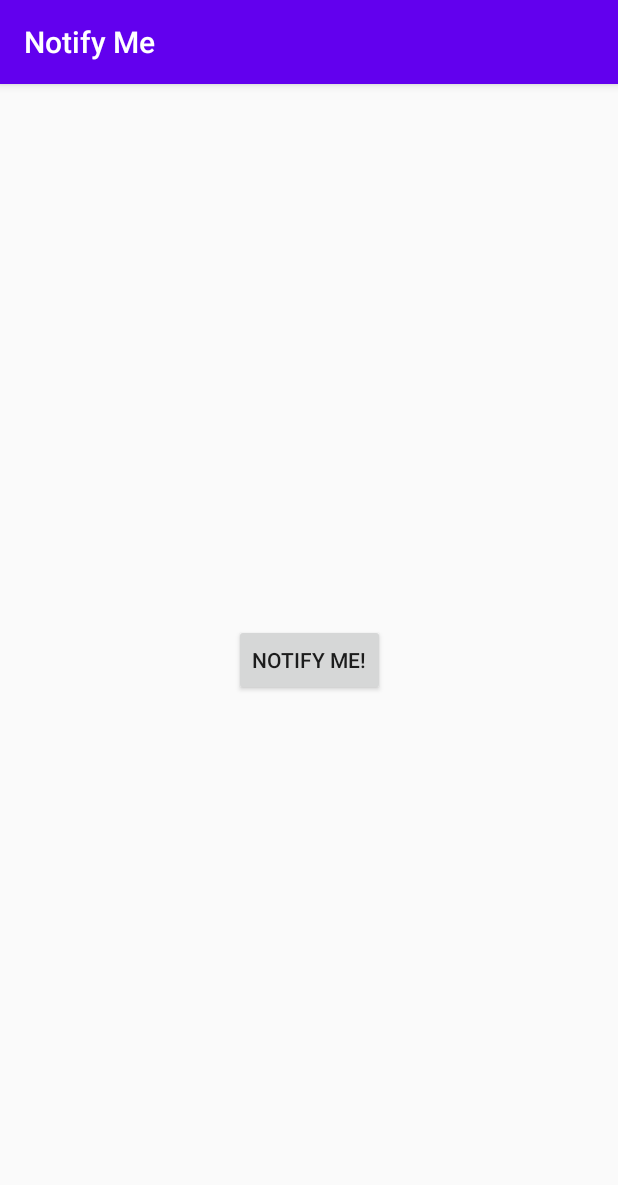
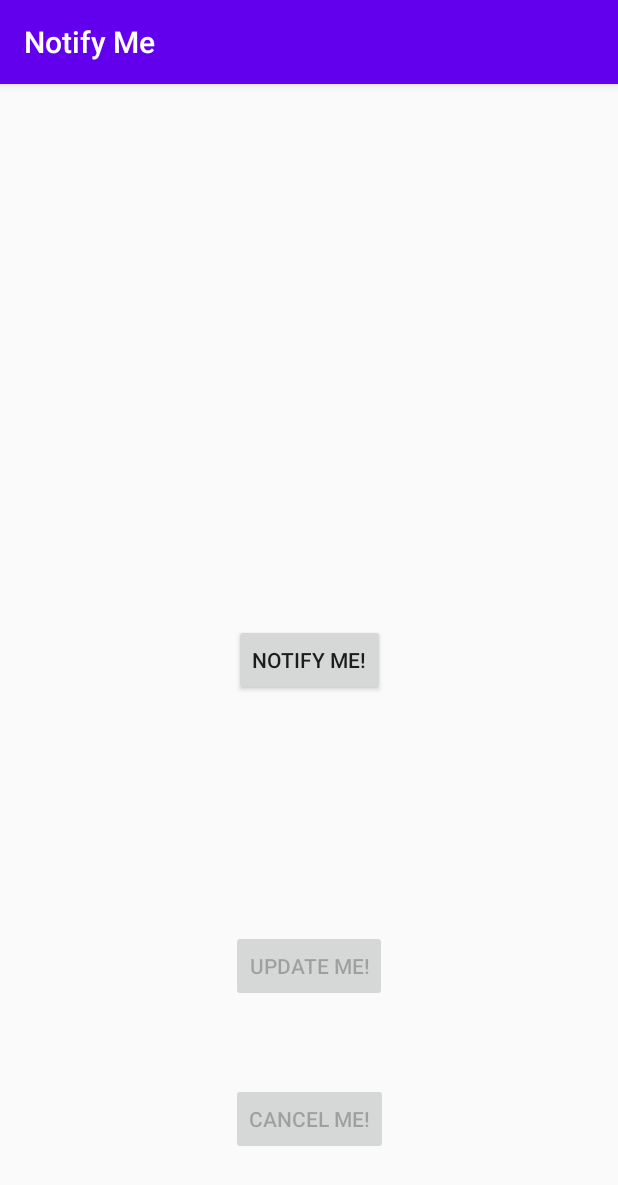
Before and after one commit to amberream/ADFv2, an Android app: the screen it shows after launch (MainActivity), on a phone screen of 412 x 824 dp. Shown: the top 1185 px of the screen. Run offline under Robolectric (Android 15) with nearby library versions, the phone set to English and light mode, and no system bars.

Commit message:
8.1 Notifications Task 2

```diff
--- a/NotifyMe/app/src/main/java/com/amberream/notifyme/MainActivity.java
+++ b/NotifyMe/app/src/main/java/com/amberream/notifyme/MainActivity.java
@@ -8,6 +8,8 @@ import android.app.NotificationChannel;
 import android.app.NotificationManager;
 import android.app.PendingIntent;
 import android.content.Intent;
+import android.graphics.Bitmap;
+import android.graphics.BitmapFactory;
 import android.graphics.Color;
 import android.os.Build;
 import android.os.Bundle;
@@ -22,6 +24,8 @@ public class MainActivity extends AppCompatActivity {
     NotificationManager notificationManager;
 
     Button buttonNotify;
+    Button buttonUpdate;
+    Button buttonCancel;
 
     @Override
     protected void onCreate(Bundle savedInstanceState) {
@@ -29,6 +33,10 @@ public class MainActivity extends AppCompatActivity {
         setContentView(R.layout.activity_main);
 
         buttonNotify = findViewById(R.id.button_notify);
+        buttonUpdate = findViewById(R.id.button_update);
+        buttonCancel = findViewById(R.id.button_cancel);
+        setNotificationButtonState(true, false, false);
+
         notificationManager = (NotificationManager) getSystemService(NOTIFICATION_SERVICE);
         createNotificationChannel();
     }
@@ -70,5 +78,26 @@ public class MainActivity extends AppCompatActivity {
 
     public void sendNotification(View view) {
         notificationManager.notify(NOTIFICATION_ID, getNotificationBuilder().build());
+        setNotificationButtonState(false, true, true);
+    }
+
+    public void updateNotification(View view) {
+        NotificationCompat.Builder builder = getNotificationBuilder();
+        Bitmap bitmap = BitmapFactory.decodeResource(getResources(), R.drawable.mascot_1);
+        builder.setStyle(new NotificationCompat.BigPictureStyle().bigPicture(bitmap).setBigContentTitle(getString(R.string.notification_updated)));
+        notificationManager.notify(NOTIFICATION_ID, builder.build());
+        setNotificationButtonState(false, false, true);
+    }
+
+    public void cancelNotification(View view) {
+        notificationManager.cancel(NOTIFICATION_ID);
+        setNotificationButtonState(true, false, false);
+    }
+
+    private void setNotificationButtonState(boolean notify, boolean update, boolean cancel)
+    {
+        buttonNotify.setEnabled(notify);
+        buttonUpdate.setEnabled(update);
+        buttonCancel.setEnabled(cancel);
     }
 }
--- a/NotifyMe/app/src/main/res/layout/activity_main.xml
+++ b/NotifyMe/app/src/main/res/layout/activity_main.xml
@@ -15,6 +15,28 @@
         app:layout_constraintRight_toRightOf="parent"
         app:layout_constraintTop_toTopOf="parent"
         android:onClick="sendNotification"
-        android:text="Notify Me!" />
+        android:text="@string/notify_me" />
+
+    <Button
+        android:id="@+id/button_update"
+        android:layout_width="wrap_content"
+        android:layout_height="wrap_content"
+        app:layout_constraintBottom_toBottomOf="parent"
+        app:layout_constraintLeft_toLeftOf="parent"
+        app:layout_constraintRight_toRightOf="parent"
+        app:layout_constraintTop_toBottomOf="@+id/button_notify"
+        android:onClick="updateNotification"
+        android:text="@string/update_me" />
+
+    <Button
+        android:id="@+id/button_cancel"
+        android:layout_width="wrap_content"
+        android:layout_height="wrap_content"
+        app:layout_constraintBottom_toBottomOf="parent"
+        app:layout_constraintLeft_toLeftOf="parent"
+        app:layout_constraintRight_toRightOf="parent"
+        app:layout_constraintTop_toBottomOf="@+id/button_update"
+        android:onClick="cancelNotification"
+        android:text="@string/cancel_me" />
 
 </androidx.constraintlayout.widget.ConstraintLayout>
--- a/NotifyMe/app/src/main/res/values/strings.xml
+++ b/NotifyMe/app/src/main/res/values/strings.xml
@@ -2,4 +2,8 @@
     <string name="app_name">Notify Me</string>
     <string name="notification_from_mascot">Notification from Mascot</string>
     <string name="mascot_notification">Mascot Notification</string>
+    <string name="notify_me">Notify Me!</string>
+    <string name="update_me">Update Me!</string>
+    <string name="cancel_me">Cancel Me!</string>
+    <string name="notification_updated">Notification Updated!</string>
 </resources>
```
Also changed, not shown: NotifyMe/app/src/main/res/drawable/mascot_1.jpg (added).
